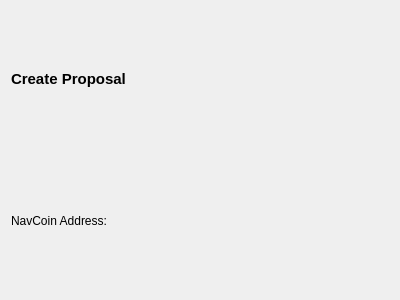
Qt form src/qt/forms/communityfundcreateproposaldialog.ui (navcoin/navcoin-core) before a commit.
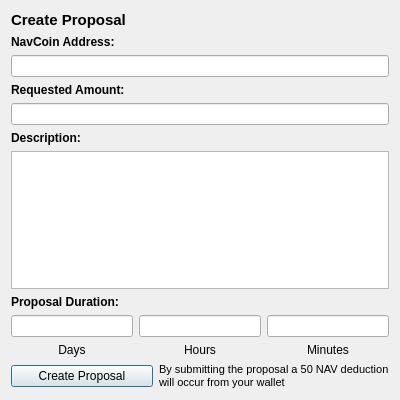
The same form after that commit. Custom widgets are drawn as their Qt base class.

Commit message: label ui variables correctly and add widgets for communityfundcreatepaymentrequestdialog.ui and communityfundcreateproposaldialog.ui

What changed in the file:
```diff
--- a/src/qt/forms/communityfundcreateproposaldialog.ui
+++ b/src/qt/forms/communityfundcreateproposaldialog.ui
@@ -7,7 +7,7 @@
     <x>0</x>
     <y>0</y>
     <width>400</width>
-    <height>300</height>
+    <height>400</height>
    </rect>
   </property>
   <property name="windowTitle">
@@ -16,6 +16,12 @@
   <layout class="QVBoxLayout" name="verticalLayout_2">
    <item>
     <widget class="QLabel" name="labelCreateProposalTitle">
+     <property name="sizePolicy">
+      <sizepolicy hsizetype="Preferred" vsizetype="Minimum">
+       <horstretch>0</horstretch>
+       <verstretch>0</verstretch>
+      </sizepolicy>
+     </property>
      <property name="font">
       <font>
        <pointsize>11</pointsize>
@@ -31,16 +37,182 @@
    <item>
     <layout class="QVBoxLayout" name="verticalLayout">
      <item>
-      <widget class="QLabel" name="label">
+      <widget class="QLabel" name="labelNavCoinAddressTitle">
+       <property name="sizePolicy">
+        <sizepolicy hsizetype="Preferred" vsizetype="Maximum">
+         <horstretch>0</horstretch>
+         <verstretch>0</verstretch>
+        </sizepolicy>
+       </property>
+       <property name="font">
+        <font>
+         <weight>75</weight>
+         <bold>true</bold>
+        </font>
+       </property>
        <property name="text">
         <string>NavCoin Address:</string>
        </property>
       </widget>
      </item>
+     <item>
+      <widget class="QValidatedLineEdit" name="lineEditNavcoinAddress"/>
+     </item>
+     <item>
+      <widget class="QLabel" name="labelRequestedAmountTitle">
+       <property name="sizePolicy">
+        <sizepolicy hsizetype="Preferred" vsizetype="Minimum">
+         <horstretch>0</horstretch>
+         <verstretch>0</verstretch>
+        </sizepolicy>
+       </property>
+       <property name="font">
+        <font>
+         <weight>75</weight>
+         <bold>true</bold>
+        </font>
+       </property>
+       <property name="text">
+        <string>Requested Amount:</string>
+       </property>
+      </widget>
+     </item>
+     <item>
+      <widget class="NavCoinAmountField" name="lineEditRequestedAmount"/>
+     </item>
+     <item>
+      <widget class="QLabel" name="labelDescriptionTitle">
+       <property name="font">
+        <font>
+         <weight>75</weight>
+         <bold>true</bold>
+        </font>
+       </property>
+       <property name="text">
+        <string>Description:</string>
+       </property>
+      </widget>
+     </item>
+     <item>
+      <widget class="QPlainTextEdit" name="plainTextEditDescription"/>
+     </item>
+     <item>
+      <widget class="QLabel" name="labelProposalDurationTitle">
+       <property name="font">
+        <font>
+         <weight>75</weight>
+         <bold>true</bold>
+        </font>
+       </property>
+       <property name="text">
+        <string>Proposal Duration:</string>
+       </property>
+      </widget>
+     </item>
+     <item>
+      <layout class="QHBoxLayout" name="horizontalLayoutDuration">
+       <item>
+        <layout class="QVBoxLayout" name="verticalLayoutDays">
+         <item>
+          <widget class="QLineEdit" name="lineDays"/>
+         </item>
+         <item>
+          <widget class="QLabel" name="labelDaysTitle">
+           <property name="text">
+            <string>Days</string>
+           </property>
+           <property name="alignment">
+            <set>Qt::AlignCenter</set>
+           </property>
+          </widget>
+         </item>
+        </layout>
+       </item>
+       <item>
+        <layout class="QVBoxLayout" name="verticalLayoutHours">
+         <property name="leftMargin">
+          <number>0</number>
+         </property>
+         <item>
+          <widget class="QLineEdit" name="lineEditHours"/>
+         </item>
+         <item>
+          <widget class="QLabel" name="labelHoursTitle">
+           <property name="text">
+            <string>Hours</string>
+           </property>
+           <property name="alignment">
+            <set>Qt::AlignCenter</set>
+           </property>
+          </widget>
+         </item>
+        </layout>
+       </item>
+       <item>
+        <layout class="QVBoxLayout" name="verticalLayoutMinutes">
+         <property name="leftMargin">
+          <number>0</number>
+         </property>
+         <item>
+          <widget class="QLineEdit" name="lineEditMinutes"/>
+         </item>
+         <item>
+          <widget class="QLabel" name="labelMinutesTitle">
+           <property name="text">
+            <string>Minutes</string>
+           </property>
+           <property name="alignment">
+            <set>Qt::AlignCenter</set>
+           </property>
+          </widget>
+         </item>
+        </layout>
+       </item>
+      </layout>
+     </item>
+     <item>
+      <layout class="QHBoxLayout" name="horizontalLayoutCreateProposalButton">
+       <item>
+        <widget class="QPushButton" name="pushButtonCreateProposal">
+         <property name="text">
+          <string>Create Proposal</string>
+         </property>
+        </widget>
+       </item>
+       <item>
+        <widget class="QLabel" name="labelWarning">
+         <property name="font">
+          <font>
+           <pointsize>8</pointsize>
+          </font>
+         </property>
+         <property name="text">
+          <string>By submitting the proposal a 50 NAV deduction will occur from your wallet </string>
+         </property>
+         <property name="wordWrap">
+          <bool>true</bool>
+         </property>
+        </widget>
+       </item>
+      </layout>
+     </item>
     </layout>
    </item>
   </layout>
  </widget>
+ <customwidgets>
+  <customwidget>
+   <class>QValidatedLineEdit</class>
+   <extends>QLineEdit</extends>
+   <header>qvalidatedlineedit.h</header>
+  </customwidget>
+  <customwidget>
+   <class>NavCoinAmountField</class>
+   <extends>QLineEdit</extends>
+   <header>navcoinamountfield.h</header>
+   <container>1</container>
+  </customwidget>
+ </customwidgets>
  <resources/>
  <connections/>
 </ui>
```
Left out of the diff: 2 changed lines with no effect on the pictures. The commit also changes 1 other file.
